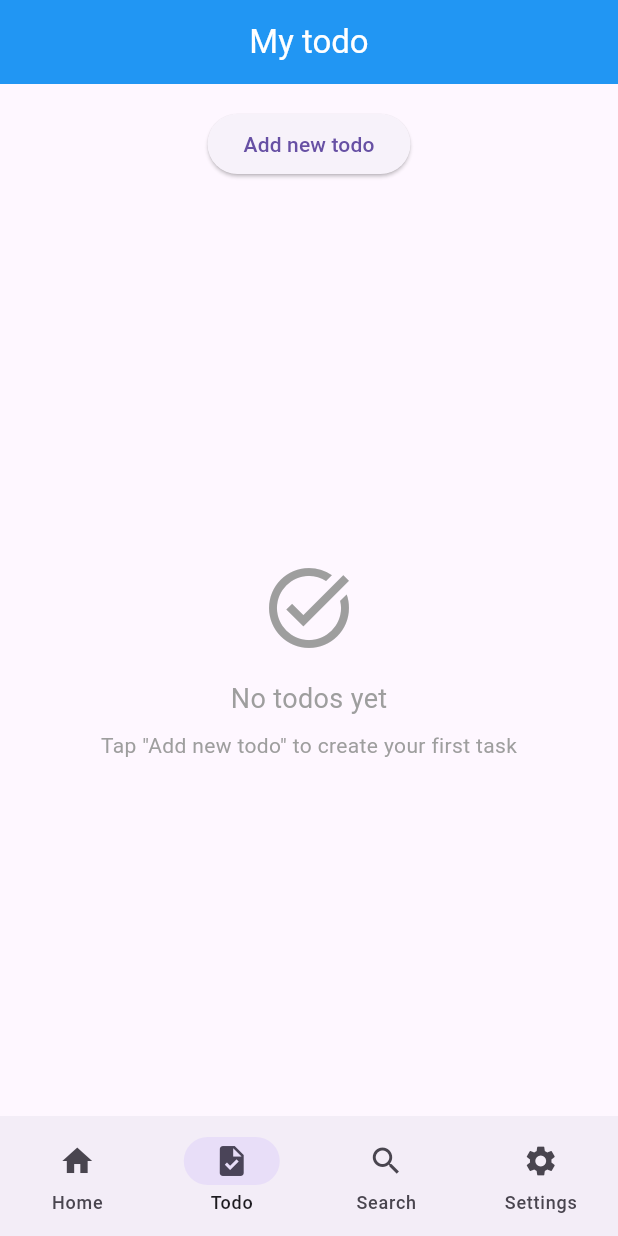
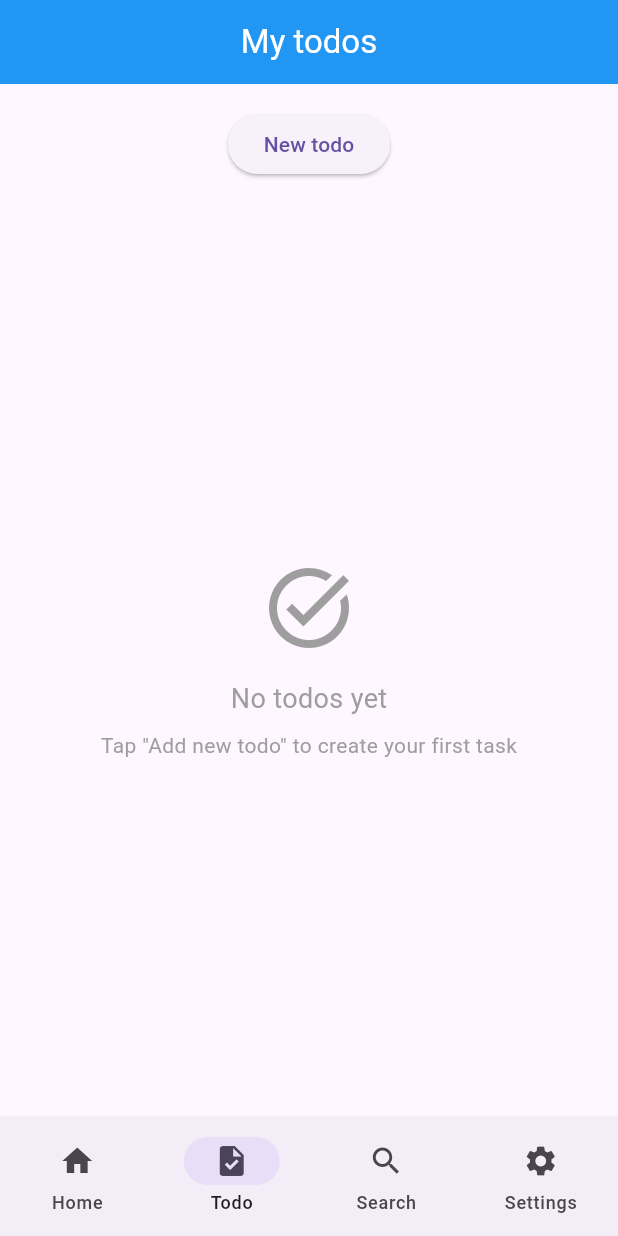
Before and after one commit to nxhung2304/todo_app_riverpod, a Flutter app: the screen it shows after launch, item 2 of the bottom bar chosen, on a phone screen of 412 x 824 dp. Run offline on Flutter 3.47's test engine with Material 3 defaults, Android fonts, the phone set to English and light mode, and no system bars; our stand-ins replace flutter_hooks, freezed_annotation, go_router, hooks_riverpod, riverpod_annotation, shared_preferences; generated files the repository leaves out were written again.

Commit message:
add constants string

```diff
--- a/lib/app.dart
+++ b/lib/app.dart
@@ -1,11 +1,25 @@
 import 'package:flutter/material.dart';
+import 'package:flutter_localizations/flutter_localizations.dart';
+import 'package:hooks_riverpod/hooks_riverpod.dart';
 import 'package:learn_riverpod/config/router/app_router.dart';
+import 'package:learn_riverpod/shared/providers/locale_provider.dart';
 
-class App extends StatelessWidget {
+class App extends ConsumerWidget {
   const App({super.key});
 
   @override
-  Widget build(BuildContext context) {
-    return MaterialApp.router(routerConfig: appRouter);
+  Widget build(BuildContext context, WidgetRef ref) {
+    final locale = ref.watch(localeNotifierProvider);
+
+    return MaterialApp.router(
+      routerConfig: appRouter,
+      localizationsDelegates: const [
+        GlobalMaterialLocalizations.delegate,
+        GlobalWidgetsLocalizations.delegate,
+        GlobalCupertinoLocalizations.delegate,
+      ],
+      supportedLocales: const [Locale('en'), Locale('vi')],
+      locale: locale,
+    );
   }
 }
--- /dev/null
+++ b/lib/features/todo/constants/edit_todo_strings.dart
@@ -0,0 +1,5 @@
+class EditTodoStrings {
+  static String title = "Edit todo";
+  static String todoNotFound = "Todo not found";
+  static String editting = "Editting";
+}
--- /dev/null
+++ b/lib/features/todo/constants/home_strings.dart
@@ -0,0 +1,3 @@
+class HomeStrings {
+  static const String title = 'Home page';
+}
--- /dev/null
+++ b/lib/features/todo/constants/todo_strings.dart
@@ -0,0 +1,9 @@
+class TodoStrings {
+  static const String newTodo = 'New todo';
+  static const String title = 'My todos';
+  static const String save = 'Save';
+  static const String creating = 'Creating...';
+
+  static const String noTodosYet = "No todos yet";
+  static const String newTodoNote = 'Tap "Add new todo" to create your first task';
+}
--- a/lib/features/todo/presentation/pages/edit_todo_page.dart
+++ b/lib/features/todo/presentation/pages/edit_todo_page.dart
@@ -2,8 +2,7 @@ import 'package:flutter/material.dart';
 import 'package:flutter_hooks/flutter_hooks.dart';
 import 'package:go_router/go_router.dart';
 import 'package:hooks_riverpod/hooks_riverpod.dart';
-import 'package:learn_riverpod/features/app/presentation/widgets/shared_app_bar.dart';
-import 'package:learn_riverpod/features/app/presentation/widgets/shared_bottom_nav.dart';
+import 'package:learn_riverpod/features/todo/constants/edit_todo_strings.dart';
 import 'package:learn_riverpod/features/todo/data/models/todo.dart';
 import 'package:learn_riverpod/features/todo/presentation/providers/submit_todo_provider.dart';
 import 'package:learn_riverpod/features/todo/presentation/providers/todo_form_provider.dart';
@@ -13,6 +12,8 @@ import 'package:learn_riverpod/features/todo/presentation/validators/todo_valida
 import 'package:learn_riverpod/features/todo/presentation/widgets/form/date_form_field.dart';
 import 'package:learn_riverpod/features/todo/presentation/widgets/form/input_form_field.dart';
 import 'package:learn_riverpod/features/todo/presentation/widgets/form/time_form_field.dart';
+import 'package:learn_riverpod/shared/presentation/widgets/shared_app_bar.dart';
+import 'package:learn_riverpod/shared/presentation/widgets/shared_bottom_nav.dart';
 
 class EditTodoPage extends HookConsumerWidget {
   final int todoId;
@@ -34,7 +35,7 @@ class EditTodoPage extends HookConsumerWidget {
       data: (todos) {
         final todo = todos.firstWhere(
           (todo) => todo.id == todoId,
-          orElse: () => throw Exception('Todo not found'),
+          orElse: () => throw Exception(EditTodoStrings.todoNotFound),
         );
 
         return _buildEditForm(context, ref, todo);
@@ -153,7 +154,7 @@ class EditTodoPage extends HookConsumerWidget {
                       child: CircularProgressIndicator(strokeWidth: 2),
                     ),
                     SizedBox(width: 8),
-                    Text("Editing..."),
+                    Text(EditTodoStrings.editting),
                   ],
                 )
                 : Text("Save"),
@@ -200,7 +201,7 @@ class EditTodoPage extends HookConsumerWidget {
     });
 
     return Scaffold(
-      appBar: SharedAppBar(title: 'Edit todo'),
+      appBar: SharedAppBar(title: EditTodoStrings.title),
       bottomNavigationBar: SharedBottomNav(currentRoute: '/todo'),
       body: Form(
         key: formKey,
--- a/lib/features/todo/presentation/pages/my_todo_page.dart
+++ b/lib/features/todo/presentation/pages/my_todo_page.dart
@@ -2,10 +2,11 @@ import 'package:flutter/material.dart';
 import 'package:go_router/go_router.dart';
 import 'package:hooks_riverpod/hooks_riverpod.dart';
 import 'package:learn_riverpod/config/router/app_routes.dart';
-import 'package:learn_riverpod/features/app/presentation/widgets/shared_app_bar.dart';
-import 'package:learn_riverpod/features/app/presentation/widgets/shared_bottom_nav.dart';
+import 'package:learn_riverpod/features/todo/constants/todo_strings.dart';
 import 'package:learn_riverpod/features/todo/presentation/providers/todo_list_provider.dart';
 import 'package:learn_riverpod/features/todo/presentation/widgets/todos/todo_item_widget.dart';
+import 'package:learn_riverpod/shared/presentation/widgets/shared_app_bar.dart';
+import 'package:learn_riverpod/shared/presentation/widgets/shared_bottom_nav.dart';
 
 class MyTodoPage extends HookConsumerWidget {
   const MyTodoPage({super.key});
@@ -15,14 +16,12 @@ class MyTodoPage extends HookConsumerWidget {
     final todosAsync = ref.watch(todoListProvider);
 
     return Scaffold(
-      appBar: const SharedAppBar(title: 'My todo'),
+      appBar: const SharedAppBar(title: TodoStrings.title),
       bottomNavigationBar: const SharedBottomNav(currentRoute: '/todo'),
       body: Column(
         children: [
           _buildAddButton(context),
-          Expanded(
-            child: _buildTodoList(todosAsync, ref),
-          ),
+          Expanded(child: _buildTodoList(todosAsync, ref)),
         ],
       ),
     );
@@ -33,17 +32,16 @@ class MyTodoPage extends HookConsumerWidget {
       padding: const EdgeInsets.all(16.0),
       child: ElevatedButton(
         onPressed: () => context.push(AppRoutes.newTodo),
-        child: const Text("Add new todo"),
+        child: const Text(TodoStrings.newTodo),
       ),
     );
   }
 
   Widget _buildTodoList(AsyncValue<List<dynamic>> todosAsync, WidgetRef ref) {
     return todosAsync.when(
-      loading: () => const Center(
-        child: CircularProgressIndicator(),
-      ),
-      error: (error, stackTrace) => Center(
+      loading: () => const Center(child: CircularProgressIndicator()),
+      error:
+          (error, stackTrace) => Center(
             child: Column(
               mainAxisAlignment: MainAxisAlignment.center,
               children: [
@@ -85,14 +83,11 @@ class MyTodoPage extends HookConsumerWidget {
           Icon(Icons.task_alt, size: 64, color: Colors.grey),
           SizedBox(height: 16),
           Text(
-            'No todos yet',
+            TodoStrings.noTodosYet,
             style: TextStyle(fontSize: 18, color: Colors.grey),
           ),
           SizedBox(height: 8),
-          Text(
-            'Tap "Add new todo" to create your first task',
-            style: TextStyle(color: Colors.grey),
-          ),
+          Text(TodoStrings.newTodoNote, style: TextStyle(color: Colors.grey)),
         ],
       ),
     );
--- a/lib/features/todo/presentation/pages/search_page.dart
+++ b/lib/features/todo/presentation/pages/search_page.dart
@@ -1,7 +1,7 @@
 import 'package:flutter/material.dart';
 import 'package:learn_riverpod/config/router/app_routes.dart';
-import 'package:learn_riverpod/features/app/presentation/widgets/shared_app_bar.dart';
-import 'package:learn_riverpod/features/app/presentation/widgets/shared_bottom_nav.dart';
+import 'package:learn_riverpod/shared/presentation/widgets/shared_app_bar.dart';
+import 'package:learn_riverpod/shared/presentation/widgets/shared_bottom_nav.dart';
 
 class SearchPage extends StatelessWidget {
   const SearchPage({super.key});
--- a/lib/features/todo/presentation/pages/settings_page.dart
+++ b/lib/features/todo/presentation/pages/settings_page.dart
@@ -1,7 +1,7 @@
 import 'package:flutter/material.dart';
 import 'package:learn_riverpod/config/router/app_routes.dart';
-import 'package:learn_riverpod/features/app/presentation/widgets/shared_app_bar.dart';
-import 'package:learn_riverpod/features/app/presentation/widgets/shared_bottom_nav.dart';
+import 'package:learn_riverpod/shared/presentation/widgets/shared_app_bar.dart';
+import 'package:learn_riverpod/shared/presentation/widgets/shared_bottom_nav.dart';
 
 class SettingsPage extends StatelessWidget {
   const SettingsPage({super.key});
--- a/lib/features/todo/presentation/providers/todo_form_provider.dart
+++ b/lib/features/todo/presentation/providers/todo_form_provider.dart
@@ -1,5 +1,6 @@
 import 'package:flutter/material.dart';
 import 'package:learn_riverpod/features/todo/data/models/todo_form_state.dart';
+import 'package:learn_riverpod/shared/hooks/use_debounce.dart';
 import 'package:riverpod_annotation/riverpod_annotation.dart';
 import 'package:learn_riverpod/features/todo/data/models/todo.dart';
 
--- a/lib/features/todo/presentation/widgets/form/date_form_field.dart
+++ b/lib/features/todo/presentation/widgets/form/date_form_field.dart
@@ -33,6 +33,7 @@ class _DateFormFieldState extends State<DateFormField> {
     return FormField<DateTime>(
       initialValue: _selectedDate,
       validator: widget.validator,
+      autovalidateMode: AutovalidateMode.onUserInteraction,
       builder: (FormFieldState<DateTime> field) {
         return Column(
           crossAxisAlignment: CrossAxisAlignment.start,
--- a/lib/features/todo/presentation/widgets/form/input_form_field.dart
+++ b/lib/features/todo/presentation/widgets/form/input_form_field.dart
@@ -7,6 +7,7 @@ class InputFormField extends StatelessWidget {
   final FormFieldValidator<String>? validator;
   final String? initialValue;
   final ValueChanged<String>? onChanged;
+  final AutovalidateMode? autovalidateMode;
 
   const InputFormField({
     super.key,
@@ -16,14 +17,19 @@ class InputFormField extends StatelessWidget {
     this.hintText,
     this.labelText,
     this.maxLines = 1,
+    this.autovalidateMode,
   });
 
   @override
   Widget build(BuildContext context) {
     return TextFormField(
+      onTapOutside: (event) {
+        FocusManager.instance.primaryFocus?.unfocus();
+      },
       initialValue: initialValue,
       onChanged: onChanged,
       maxLines: maxLines,
+      autovalidateMode: autovalidateMode,
       decoration: InputDecoration(
         hintText: hintText,
         labelText: labelText,
--- a/pubspec.yaml
+++ b/pubspec.yaml
@@ -42,8 +42,10 @@ dependencies:
   json_serializable: ^6.9.5
   dio: ^5.8.0+1
   go_router: ^16.0.0
-  intl: ^0.20.2
+  intl: 0.19.0
   shared_preferences: ^2.5.3
+  flutter_localizations:
+    sdk: flutter
 
 dev_dependencies:
   flutter_test:
```
Also changed, not shown: lib/features/todo/presentation/pages/home_page.dart (+4 -3 lines), lib/features/todo/presentation/pages/new_todo_page.dart (+12 -21 lines), lib/features/todo/presentation/validators/todo_validators.dart (+28 -1 lines), lib/shared/hooks/use_debounce.dart (added, +17 -0 lines), lib/shared/providers/locale_provider.dart (added, +16 -0 lines), lib/shared/presentation/widgets/shared_app_bar.dart (renamed from lib/features/app/presentation/widgets/shared_app_bar.dart), lib/shared/presentation/widgets/shared_bottom_nav.dart (renamed from lib/features/app/presentation/widgets/shared_bottom_nav.dart), lib/shared/providers/locale_provider.g.dart, pubspec.lock, 1 other file. Lines whose indentation alone changed are shown as unchanged.
